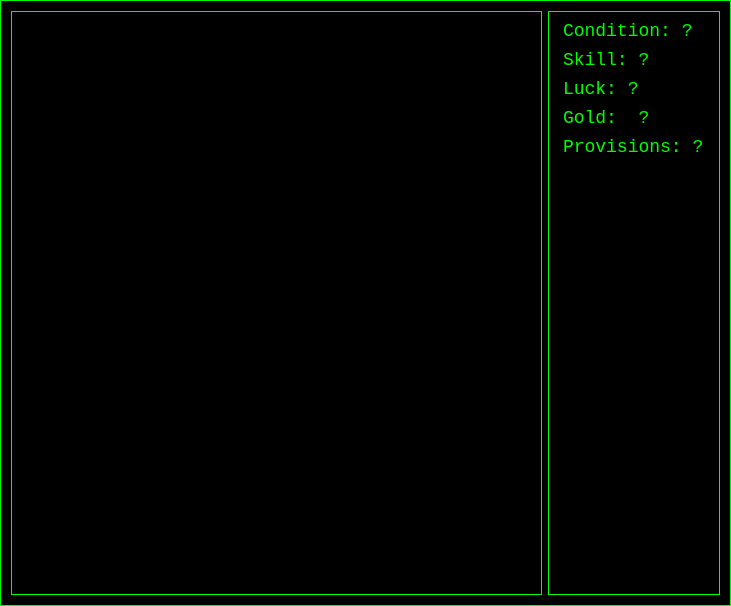
Before: the Qt Designer form QtCreator/qtgamedialog.ui in richelbilderbeek/HetRoversnest, drawn with Qt 5.
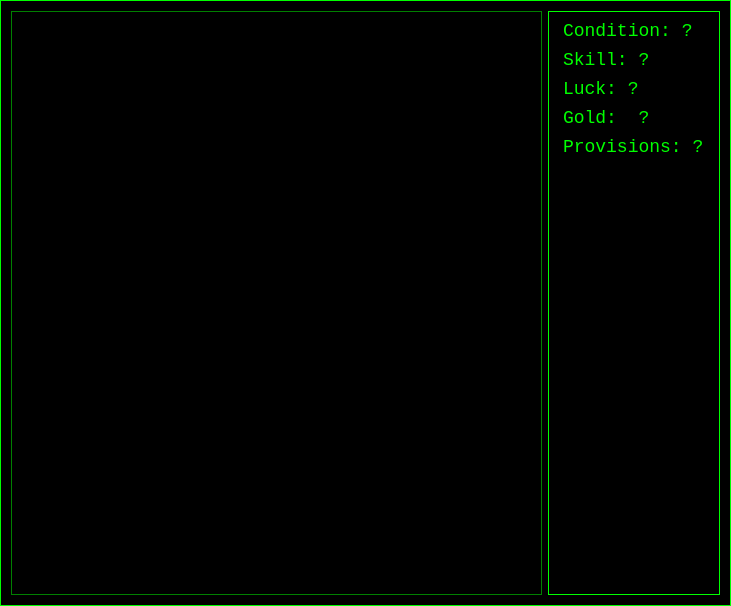
After: the same form once the commit is applied. Icons and pictures are not drawn.

Commit message: Nice font

```diff
--- a/QtCreator/qtgamedialog.ui
+++ b/QtCreator/qtgamedialog.ui
@@ -23,7 +23,7 @@
   font: 32px  &quot;URW Chancery L&quot;;
   color: lime;
   background-color: black;
-  border: 1px solid lime
+  border: 1px solid green
 }
 
 QLabel {
```
